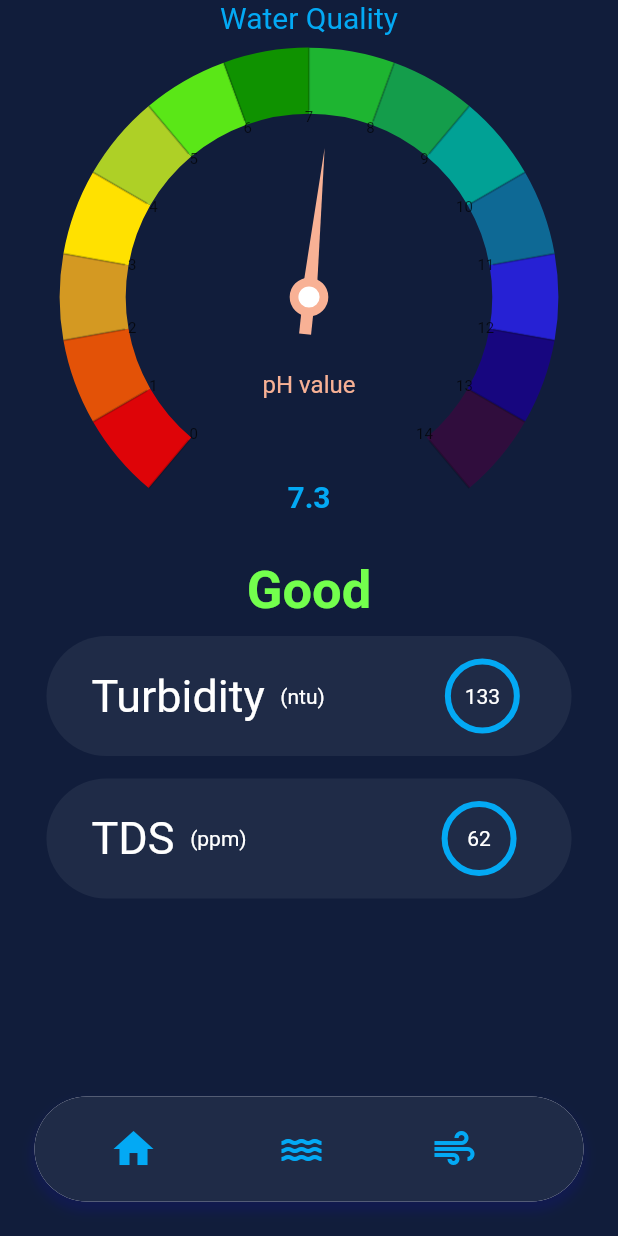
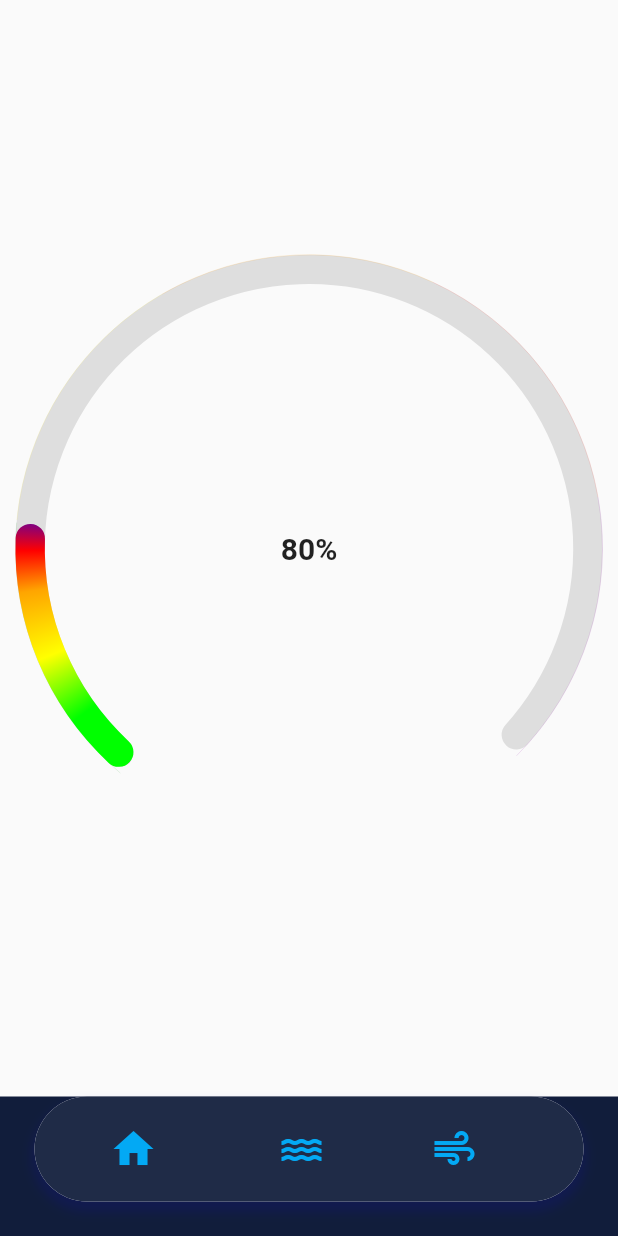
Before and after one commit to KevinOommen/InhaLake, a Flutter app: the screen it shows after launch, after a tap on the "air" icon, on a phone screen of 412 x 824 dp. Run offline on Flutter 3.47's test engine with Material 2 defaults, Android fonts, the phone set to English and light mode, and no system bars; drawn by our look-alikes of syncfusion_flutter_gauges; network calls fail.

Commit message:
Added circular danger level indicaor

```diff
--- /dev/null
+++ b/inhalake_app/lib/UI/air_page.dart
@@ -0,0 +1,119 @@
+import 'package:flutter/material.dart';
+import 'package:syncfusion_flutter_gauges/gauges.dart';
+
+class AirPage extends StatefulWidget {
+  const AirPage({Key? key}) : super(key: key);
+
+  @override
+  State<AirPage> createState() => _AirPageState();
+}
+
+class _AirPageState extends State<AirPage> {
+  @override
+  Widget build(BuildContext context) {
+    return Scaffold(
+      body: Center(
+        child: Container(
+          child: SfRadialGauge(
+        axes: <RadialAxis>[
+          RadialAxis(
+            minimum: 0,
+            maximum: 500,
+            showLabels: false,
+            showTicks: false,
+            startAngle: 130,
+            endAngle: 45,
+            axisLineStyle: AxisLineStyle(
+              thickness: 0.1,
+              cornerStyle: CornerStyle.bothCurve,
+              color: Colors.grey.withOpacity(0.3),
+              thicknessUnit: GaugeSizeUnit.factor,
+            ),
+            ranges: <GaugeRange>[
+              GaugeRange(
+                startValue: 0,
+                endValue: 100,
+                color: Colors.green,
+                startWidth: 0.1,
+                endWidth: 0.1,
+              ),
+              GaugeRange(
+                startValue: 101,
+                endValue: 200,
+                color: Colors.yellow,
+                startWidth: 0.1,
+                endWidth: 0.1,
+              ),
+              GaugeRange(
+                startValue: 200,
+                endValue: 300,
+                color: Colors.orange,
+                startWidth: 0.1,
+                endWidth: 0.1,
+              ),
+              GaugeRange(
+                startValue: 300,
+                endValue: 400,
+                color: Colors.red,
+                startWidth: 0.1,
+                endWidth: 0.1,
+              ),
+              GaugeRange(
+                startValue: 400,
+                endValue: 500,
+                color: Colors.purple,
+                startWidth: 0.1,
+                endWidth: 0.1,
+              ),
+            ],
+            annotations:const <GaugeAnnotation>[
+              GaugeAnnotation(
+                widget: Text(
+                  '80%',
+                  style: TextStyle(
+                    fontSize: 20,
+                    fontWeight: FontWeight.bold,
+                  ),
+                ),
+                angle: 0,
+                positionFactor: 0,
+              ),
+            ],
+            pointers:const  <GaugePointer>[
+              RangePointer(
+                value: 100,
+                cornerStyle: CornerStyle.bothCurve,
+                width: 0.1,
+                sizeUnit: GaugeSizeUnit.factor,
+                enableAnimation: true,
+                animationDuration: 1000,
+                animationType: AnimationType.linear,
+                gradient: SweepGradient(
+                  colors: <Color>[
+                    Color(0xFF00FF00),
+                    Color(0xFFFFFF00),
+                    Color(0xFFFFA500),
+                    Color(0xFFFF0000),
+                    Color(0xFF800080),
+                  ],
+                  //each color should be at a stop
+
+                  stops: <double>[
+                    0.25,
+                    0.5,
+                    0.75,
+                    0.9,
+                    1
+                  ],
+
+                ),
+
+              ),
+            ],
+
+          ),
+        ],
+      ))
+      ));
+  }
+}
--- a/inhalake_app/lib/UI/home.dart
+++ b/inhalake_app/lib/UI/home.dart
@@ -13,7 +13,7 @@ class HomeScreen extends StatefulWidget {
 class _HomeScreenState extends State<HomeScreen> {
   getWeather() async {
     final _response = await http.get(Uri.parse(
-        'https://api.openweathermap.org/data/2.5/weather?lat=9.991324&lon=76.302381&units=metric&appid=d45526feb921f51fdff2e096508f568b'));
+        "https://api.openweathermap.org/data/2.5/weather?lat=9.991324&lon=76.302381&units=metric&appid=d45526feb921f51fdff2e096508f568b"));
     if (_response.statusCode == 200) {
       print('sucess');
       var data = json.decode(_response.body);
--- a/inhalake_app/lib/main.dart
+++ b/inhalake_app/lib/main.dart
@@ -1,4 +1,5 @@
 import 'package:flutter/material.dart';
+import 'package:weather/UI/air_page.dart';
 import 'package:weather/UI/water_page.dart';
 import 'package:weather/ui/home.dart';
 
@@ -26,7 +27,7 @@ class MainScreen extends StatefulWidget {
 }
 
 class _MainScreenState extends State<MainScreen> {
-  List pages = const [HomeScreen(), WaterPage()];
+  List pages = const [HomeScreen(), WaterPage(),AirPage()];
   int screens = 0;
 
   @override
@@ -100,7 +101,7 @@ class _MainScreenState extends State<MainScreen> {
                   child: GestureDetector(
                     onTap: () {
                       setState(() {
-                        screens = 1;
+                        screens = 2;
                       });
                     },
                     child: const Icon(
--- a/inhalake_app/pubspec.yaml
+++ b/inhalake_app/pubspec.yaml
@@ -38,6 +38,7 @@ dependencies:
   intl: ^0.17.0
   weather_icons: ^3.0.0
   syncfusion_flutter_gauges: ^20.4.54
+  simple_circular_progress_bar: ^1.0.2
 
 dev_dependencies:
   flutter_test:
```
Also changed, not shown: inhalake_app/pubspec.lock, 2 other files.
